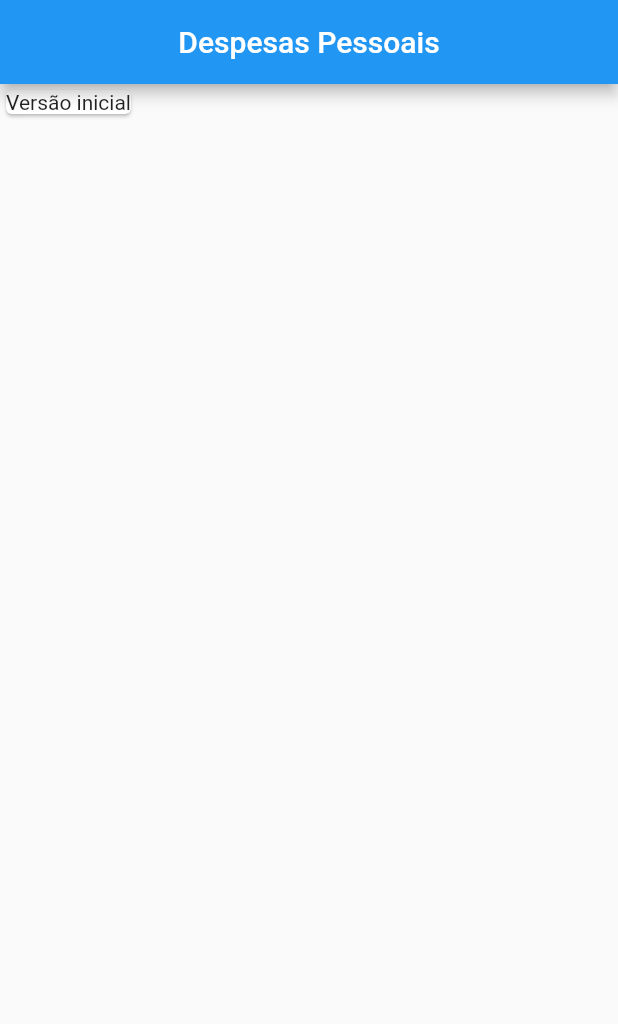
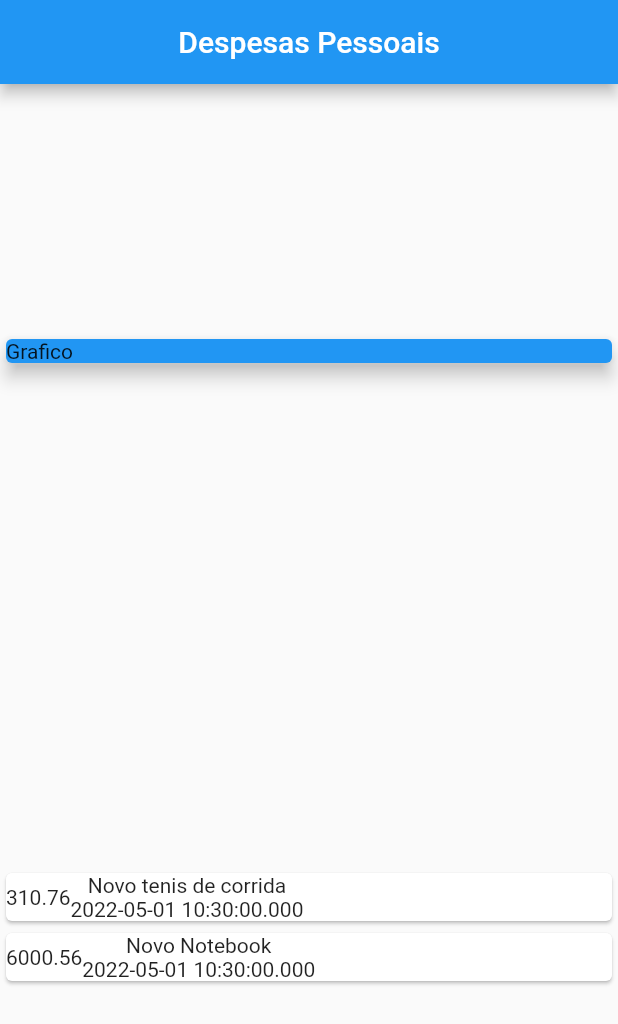
Before and after one commit to Rafael-Ramosc/ExpensesApp, a Flutter app: the screen it shows after launch, on a phone screen of 412 x 824 dp. Shown: the top 1024 px of the screen. Run offline on Flutter 3.47's test engine with Material 2 defaults, Android fonts, the phone set to English and light mode, and no system bars.

Commit message:
estudo 01/05/2022

```diff
--- a/lib/main.dart
+++ b/lib/main.dart
@@ -1,3 +1,4 @@
+import 'package:despesas_pessoais/models/transaction.dart';
 import 'package:flutter/material.dart';
 
 main() => runApp(ExpensesApp());
@@ -14,23 +15,62 @@ class ExpensesApp extends StatelessWidget {
 }
 
 class MyHomePage extends StatelessWidget {
-  const MyHomePage({Key? key}) : super(key: key);
+  MyHomePage({Key? key}) : super(key: key);
+  final _transactions = [
+    Transaction(
+      id: 't1',
+      title: 'Novo tenis de corrida',
+      value: 310.76,
+      date: DateTime.now(),
+    ),
+    Transaction(
+      id: 't2',
+      title: 'Novo Notebook',
+      value: 6000.56,
+      date: DateTime.now(),
+    ),
+  ];
 
   @override
   Widget build(BuildContext context) {
-    return Center(
-      child: Scaffold(
+    return Scaffold(
       appBar: AppBar(
         title: Text('Despesas Pessoais'),
         centerTitle: true,
       ),
       body: Column(
-          children: const <Widget>[
-            Card(
-              child: Text('Versão inicial'),
+        mainAxisAlignment: MainAxisAlignment.spaceAround,
+        crossAxisAlignment: CrossAxisAlignment.stretch,
+        children: <Widget>[
+          Container(
+            child: Card(
+              color: Colors.blue,
+              child: Text('Grafico'),
+              elevation: 5,
+            ),
+          ),
+          Column(
+            children: _transactions.map((tr) {
+              return Card(
+                child: Row(
+                  children: [
+                    Container(
+                      child: Text(
+                        tr.value.toString(),
+                      ),
+                    ),
+                    Column(
+                      children: [
+                        Text(tr.title),
+                        Text(tr.date.toString()),
+                      ],
+                    )
+                  ],
+                ),
+              );
+            }).toList(),
           ),
         ],
-        ),
       ),
     );
   }
--- /dev/null
+++ b/lib/models/transaction.dart
@@ -0,0 +1,13 @@
+class Transaction {
+  final String id;
+  final String title;
+  final double value;
+  final DateTime date;
+
+  Transaction({
+    required this.id,
+    required this.title,
+    required this.value,
+    required this.date,
+  });
+}
```
Lines whose indentation alone changed are shown as unchanged.
